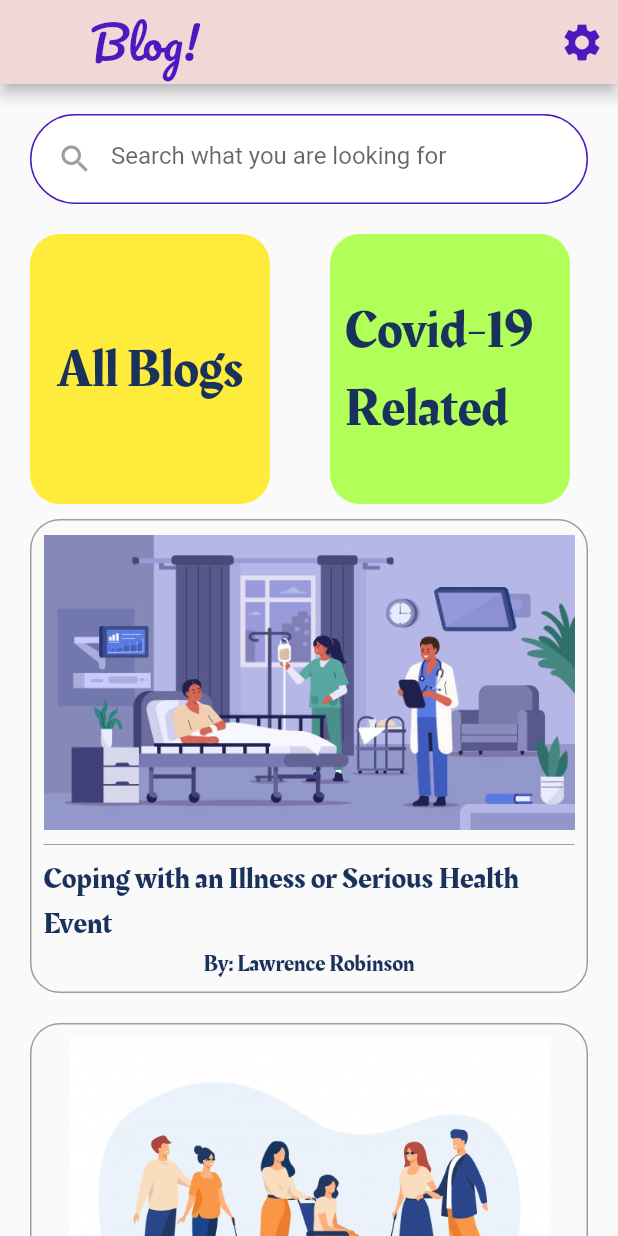
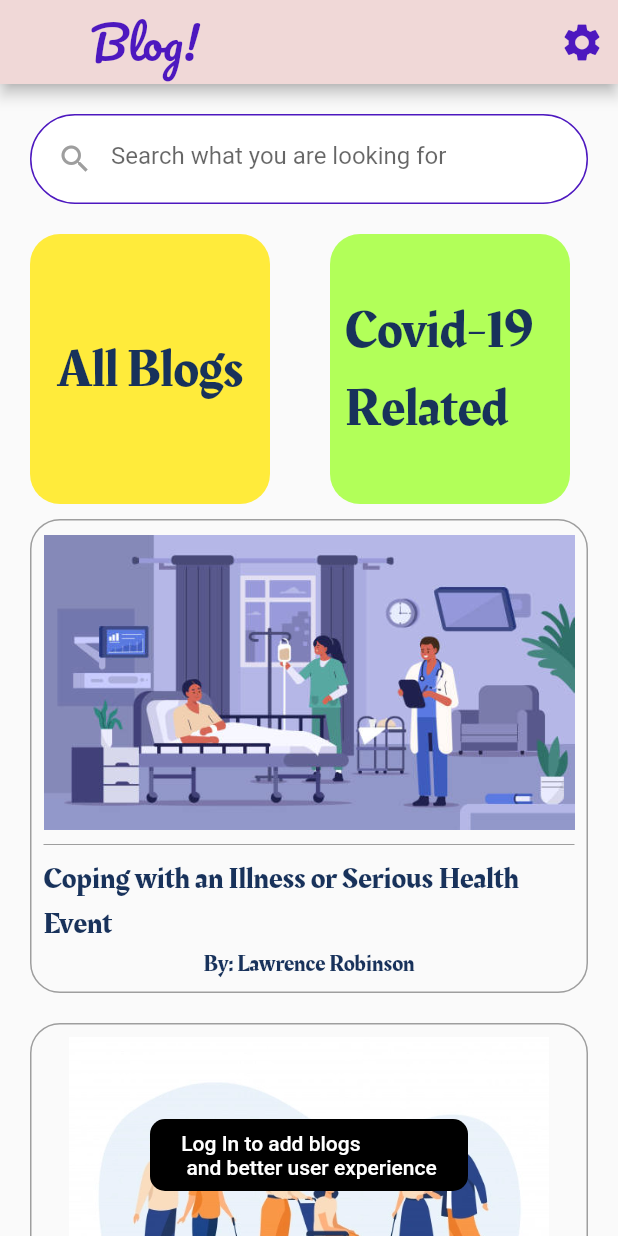
Before and after one commit to Samiksha-Garg/Unite-To-Heal, a Flutter app: the BlogPage screen opened by its route, on a phone screen of 412 x 824 dp. Run offline on Flutter 3.47's test engine with Material 2 defaults, Android fonts, the phone set to English and light mode, and no system bars; our stand-ins replace bubble, font_awesome_flutter; missing offline and left inert: flutter_circular_text.

Commit message:
developed BlogPage UI

```diff
--- a/lib/Screens/blog_home_screen.dart
+++ b/lib/Screens/blog_home_screen.dart
@@ -2,6 +2,7 @@ import 'package:flutter/cupertino.dart';
 import 'package:flutter/material.dart';
 import 'package:UniteToHeal/constants.dart';
 import 'package:UniteToHeal/CustomWidgets/custom_widgets.dart';
+import 'screens.dart';
 
 class BlogPage extends StatefulWidget {
   const BlogPage({Key? key}) : super(key: key);
@@ -41,7 +42,9 @@ class _BlogPageState extends State<BlogPage> {
       ),
       body: Container(
         width: double.infinity,
-        child: Column(
+        child: Stack(
+          children: [
+            Column(
               crossAxisAlignment: CrossAxisAlignment.start,
               children: [
                 Padding(
@@ -74,6 +77,32 @@ class _BlogPageState extends State<BlogPage> {
                 )
               ],
             ),
+            Positioned(
+              bottom: 30,
+                left:100,
+                right: 100,
+                child: Container(
+                  decoration: BoxDecoration(
+                    borderRadius: BorderRadius.circular(10),
+                    color: Colors.black
+                  ),
+                  child: Center(
+                    child: TextButton(
+                      child: Text(
+                        'Log In to add blogs \n and better user experience',
+                        style: TextStyle(
+                          color: Colors.white
+                        ),
+                      ),
+                      onPressed: () {
+                        Navigator.pushNamed(context, LogInPage.id);
+                      },
+                    ),
+                  ),
+                )
+            )
+          ],
+        )
       ),
     );
   }
```
Lines whose indentation alone changed are shown as unchanged.
